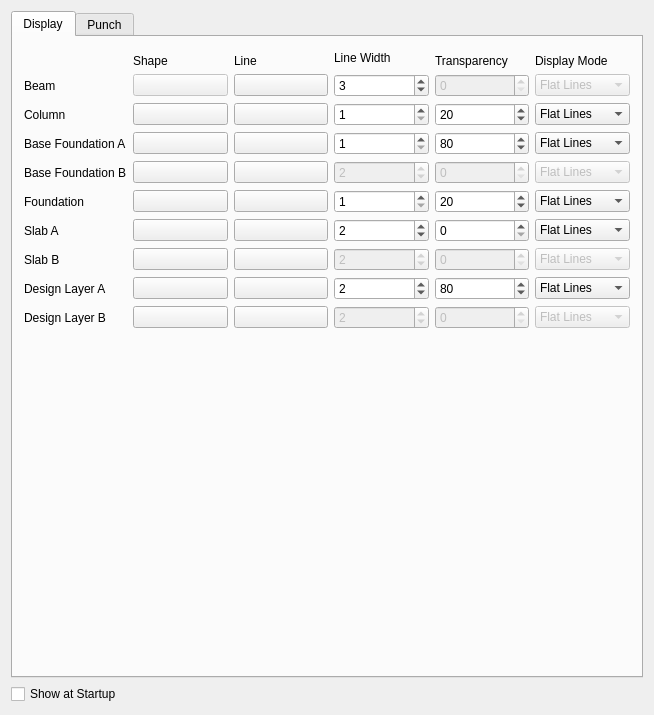
Before: the Qt Designer form ui/preferences-OSAFE_visual.ui in ebrahimraeyat/OSAFE, drawn with Qt 5.
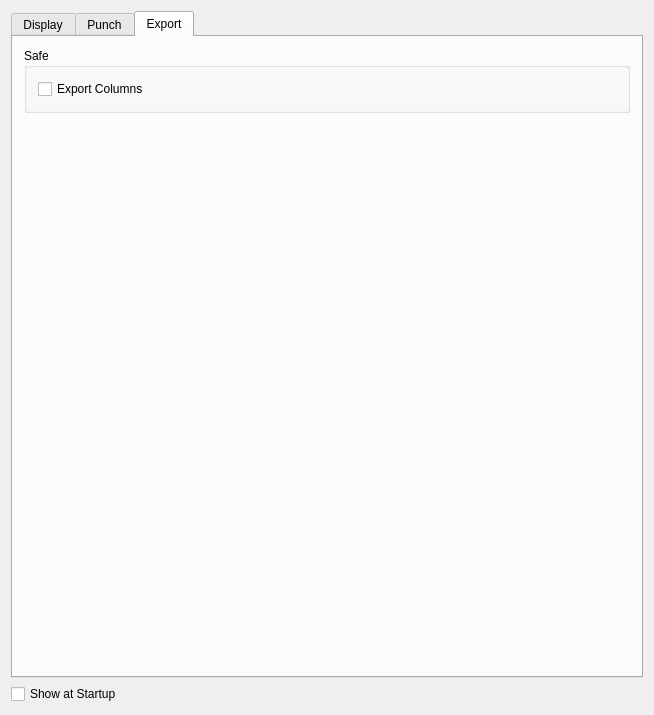
After: the same form once the commit is applied. The open tabs and pages were chosen to show the change. Custom widgets are drawn as their Qt base class.

Commit message: Add option for export columns to safe in preferences

The edit to the form file:
```diff
--- a/ui/preferences-OSAFE_visual.ui
+++ b/ui/preferences-OSAFE_visual.ui
@@ -1458,6 +1458,51 @@
        </item>
       </layout>
      </widget>
+     <widget class="QWidget" name="tab_3">
+      <attribute name="title">
+       <string>Export</string>
+      </attribute>
+      <layout class="QVBoxLayout" name="verticalLayout_5">
+       <item>
+        <widget class="QGroupBox" name="groupBox_3">
+         <property name="title">
+          <string>Safe</string>
+         </property>
+         <layout class="QVBoxLayout" name="verticalLayout_4">
+          <item>
+           <widget class="Gui::PrefCheckBox" name="checkBox_3">
+            <property name="text">
+             <string>Export Columns</string>
+            </property>
+            <property name="checked">
+             <bool>false</bool>
+            </property>
+            <property name="prefEntry" stdset="0">
+             <cstring>export_columns_to_safe</cstring>
+            </property>
+            <property name="prefPath" stdset="0">
+             <cstring>Mod/OSAFE</cstring>
+            </property>
+           </widget>
+          </item>
+         </layout>
+        </widget>
+       </item>
+       <item>
+        <spacer name="verticalSpacer_2">
+         <property name="orientation">
+          <enum>Qt::Vertical</enum>
+         </property>
+         <property name="sizeHint" stdset="0">
+          <size>
+           <width>20</width>
+           <height>40</height>
+          </size>
+         </property>
+        </spacer>
+       </item>
+      </layout>
+     </widget>
     </widget>
    </item>
    <item>
```
Left out of the diff: 18 changed lines with no effect on the pictures. The commit also changes 10 other files.
